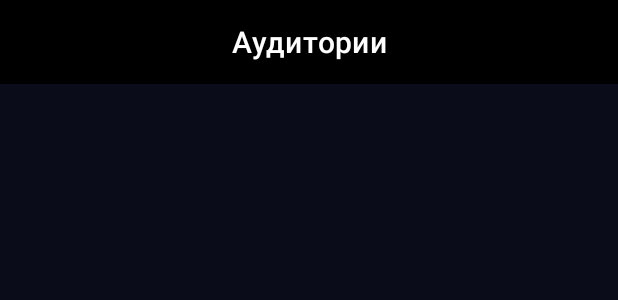
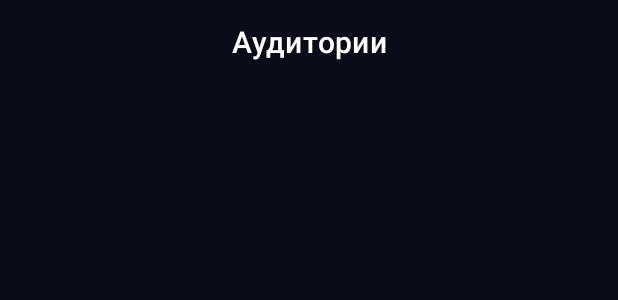
Before and after one commit to infolab-club/itmo-lock-android, an Android app: the layout fragment_members.xml on its own in the app's theme, with its tools: preview values and no code run, on a phone screen of 412 x 824 dp. Shown: the top 300 px of the screen. Run offline under Robolectric (Android 15) with nearby library versions, the phone set to English and light mode, and no system bars.

Commit message:
Fix with background colors.

```diff
--- a/app/src/main/res/layout/fragment_login.xml
+++ b/app/src/main/res/layout/fragment_login.xml
@@ -4,6 +4,7 @@
     xmlns:tools="http://schemas.android.com/tools"
     android:layout_width="match_parent"
     android:layout_height="match_parent"
+    android:background="@color/dark_back"
     tools:context=".presentation.ui.auth.login.LoginFragment">
 
     <ImageView
--- a/app/src/main/res/layout/fragment_members.xml
+++ b/app/src/main/res/layout/fragment_members.xml
@@ -12,7 +12,7 @@
         android:id="@+id/appBar"
         android:layout_width="match_parent"
         android:layout_height="wrap_content"
-        android:background="@color/black"
+        android:background="@color/dark_back"
         app:layout_constraintEnd_toEndOf="parent"
         app:layout_constraintStart_toStartOf="parent"
         app:layout_constraintTop_toTopOf="parent"
--- a/app/src/main/res/layout/fragment_registration.xml
+++ b/app/src/main/res/layout/fragment_registration.xml
@@ -4,6 +4,7 @@
     xmlns:tools="http://schemas.android.com/tools"
     android:layout_width="match_parent"
     android:layout_height="match_parent"
+    android:background="@color/dark_back"
     tools:context=".presentation.ui.auth.login.LoginFragment">
 
     <ImageView
--- a/app/src/main/res/layout/fragment_rooms.xml
+++ b/app/src/main/res/layout/fragment_rooms.xml
@@ -12,7 +12,7 @@
         android:id="@+id/appBar"
         android:layout_width="match_parent"
         android:layout_height="wrap_content"
-        android:background="@color/black"
+        android:background="@color/dark_back"
         app:layout_constraintEnd_toEndOf="parent"
         app:layout_constraintStart_toStartOf="parent"
         app:layout_constraintTop_toTopOf="parent"
```
